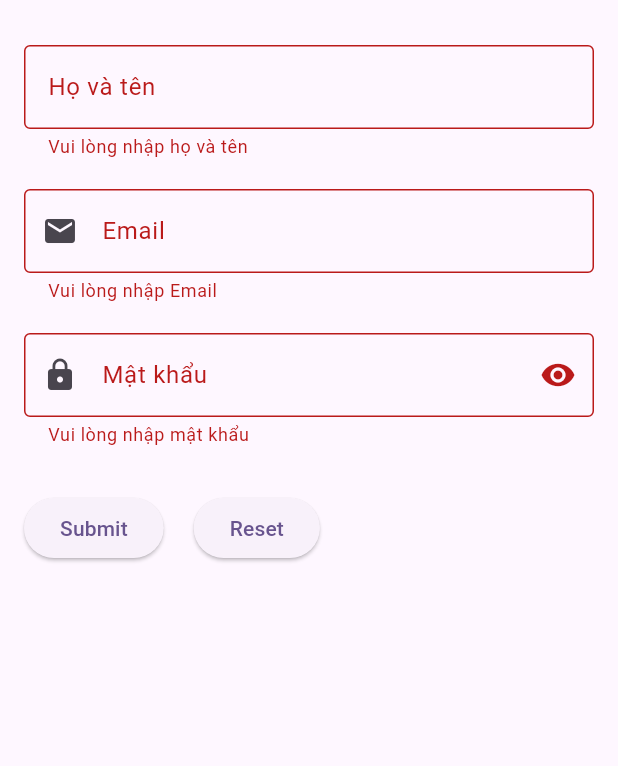
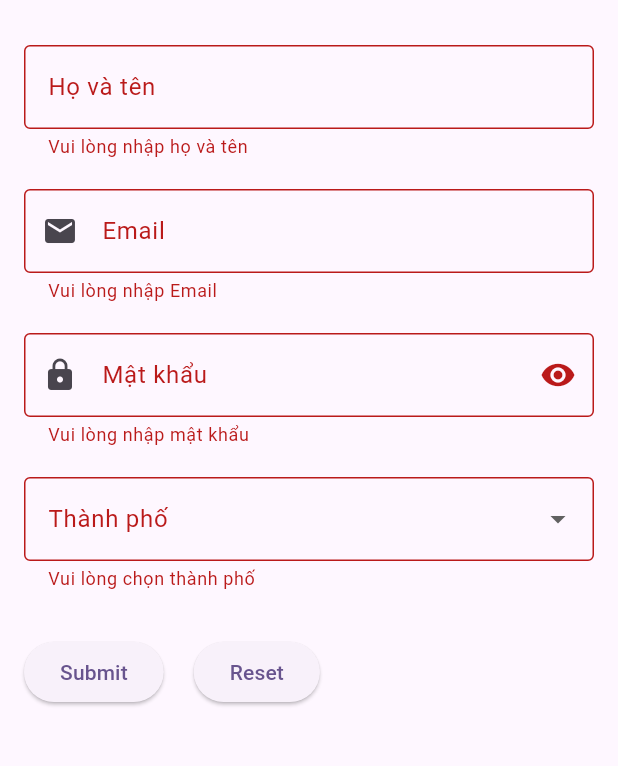
Before and after one commit to Do2304/learn-Flutter-titv, a Flutter app: the screen it shows after launch, after a tap on "Submit", on a phone screen of 412 x 824 dp, the part 63-829 px from its top. Run offline on Flutter 3.47's test engine with Material 3 defaults, Android fonts, the phone set to English and light mode, and no system bars.

Commit message:
learn form dropdownButtonFormField

```diff
--- a/lib/main.dart
+++ b/lib/main.dart
@@ -11,6 +11,7 @@
 import 'widget_01/myTextField_2.dart';
 import 'widget_02/formBasic.dart';
 import 'widget_02/form_TextFormField_Validate.dart';
+import 'widget_02/form_Dropdown.dart';
 
 void main() {
   runApp(const MyApp());
@@ -27,7 +28,7 @@
       theme: ThemeData(
         colorScheme: ColorScheme.fromSeed(seedColor: Colors.deepPurple),
       ),
-      home: form_TextFormField_Validate(),
+      home: form_Dropdown(),
     );
   }
 }
--- /dev/null
+++ b/lib/widget_02/form_Dropdown.dart
@@ -0,0 +1,156 @@
+import 'package:flutter/material.dart';
+
+class form_Dropdown extends StatefulWidget {
+  @override
+  State<StatefulWidget> createState() => form_DropdownState();
+}
+
+class form_DropdownState extends State<form_Dropdown> {
+  final _formkey = GlobalKey<FormState>();
+  final _fullnameController = TextEditingController();
+  final _emailController = TextEditingController();
+  final _passwordController = TextEditingController();
+  bool _obscurePassword = true;
+  String? _name;
+  String? _selectedCity;
+  final List<String> _cities = ["Hà Nội", "HCM", "Quảng Ngãi", "Đà Nẵng"];
+
+  @override
+  Widget build(BuildContext context) {
+    return Scaffold(
+      appBar: AppBar(title: Text("Form Basic")),
+      body: Padding(
+        padding: EdgeInsets.all(16),
+        child: Form(
+          key: _formkey,
+          child: Column(
+            children: [
+              TextFormField(
+                controller: _fullnameController,
+                decoration: InputDecoration(
+                  labelText: "Họ và tên",
+                  hintText: "Nhập họ và tên",
+                  border: OutlineInputBorder(),
+                ),
+                onSaved: (newValue) {
+                  _name = newValue;
+                },
+                validator: (value) {
+                  if (value == null || value.isEmpty) {
+                    return "Vui lòng nhập họ và tên";
+                  }
+                  return null;
+                },
+              ),
+              SizedBox(height: 20),
+              TextFormField(
+                controller: _emailController,
+                decoration: InputDecoration(
+                  labelText: "Email",
+                  hintText: "Nhập email",
+                  border: OutlineInputBorder(),
+                  prefixIcon: Icon(Icons.email),
+                ),
+                keyboardType: TextInputType.emailAddress,
+                validator: (value) {
+                  if (value == null || value.isEmpty) {
+                    return "Vui lòng nhập Email";
+                  }
+                  final emailRegex = RegExp(
+                    r'^[\w-\.]+@([\w-]+\.)+[\w-]{2,4}$',
+                  );
+
+                  if (!emailRegex.hasMatch(value)) {
+                    return 'Email không hợp lệ';
+                  }
+                  return null;
+                },
+              ),
+              SizedBox(height: 20),
+              TextFormField(
+                controller: _passwordController,
+                decoration: InputDecoration(
+                  labelText: "Mật khẩu",
+                  hintText: "Nhập mật khẩu",
+                  border: OutlineInputBorder(),
+                  prefixIcon: Icon(Icons.lock),
+                  suffixIcon: IconButton(
+                    onPressed: () {
+                      setState(() {
+                        _obscurePassword = !_obscurePassword;
+                      });
+                    },
+                    icon: Icon(
+                      _obscurePassword
+                          ? Icons.visibility
+                          : Icons.visibility_off,
+                    ),
+                  ),
+                ),
+                obscureText: _obscurePassword,
+                validator: (value) {
+                  if (value == null || value.isEmpty) {
+                    return "Vui lòng nhập mật khẩu";
+                  }
+                  if (value.length < 6) {
+                    return "Mật khẩu ít nhất phải có 6 kí tự";
+                  }
+                  return null;
+                },
+              ),
+              SizedBox(height: 20),
+              DropdownButtonFormField(
+                decoration: InputDecoration(
+                  labelText: "Thành phố",
+                  border: OutlineInputBorder(),
+                ),
+                items: _cities.map((city) {
+                  return DropdownMenuItem(child: Text(city), value: city);
+                }).toList(),
+                value: _selectedCity,
+                onChanged: (value) {},
+                validator: (value) {
+                  if (value == null || value.isEmpty) {
+                    return "Vui lòng chọn thành phố";
+                  }
+
+                  return null;
+                },
+              ),
+              SizedBox(height: 30),
+              Row(
+                children: [
+                  ElevatedButton(
+                    onPressed: () {
+                      if (_formkey.currentState!.validate()) {
+                        _formkey.currentState!.save();
+                        ScaffoldMessenger.of(context).showSnackBar(
+                          SnackBar(content: Text("Xin chào $_name")),
+                        );
+                      }
+                    },
+                    child: Text("Submit"),
+                  ),
+                  SizedBox(width: 20),
+                  ElevatedButton(
+                    onPressed: () {
+                      _formkey.currentState!.reset();
+                      _fullnameController.clear();
+                      _emailController.clear();
+                      _passwordController.clear();
+
+                      setState(() {
+                        _name = null;
+                      });
+                    },
+                    child: Text("Reset"),
+                  ),
+                ],
+              ),
+            ],
+          ),
+        ),
+      ),
+    );
+  }
+}
```
